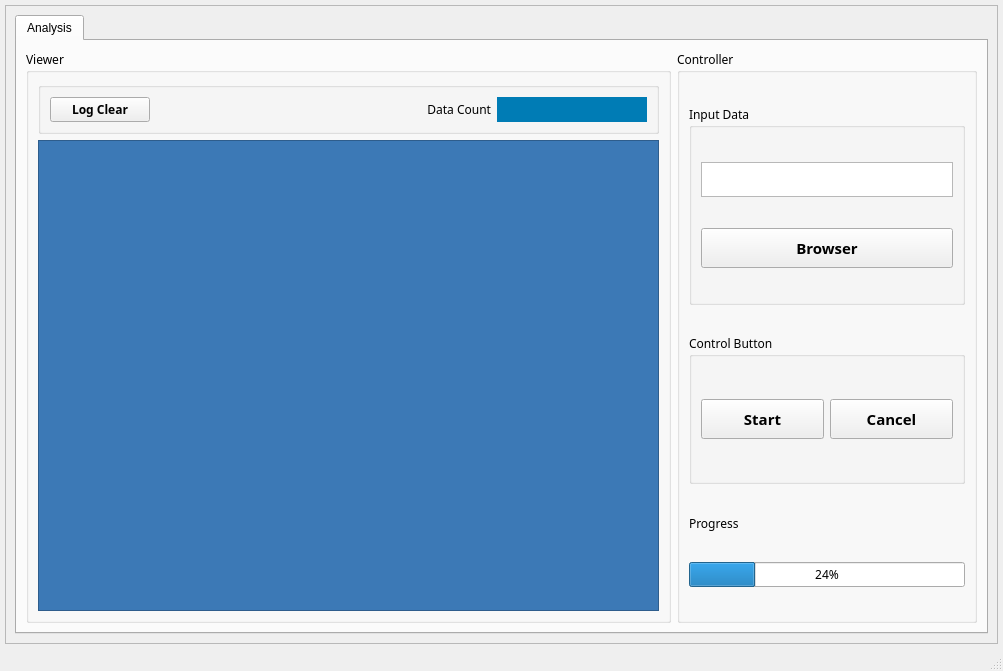
The window that docCAFormater/main_window5.ui (phou0215/myPython) describes before a commit, drawn with Qt 5.
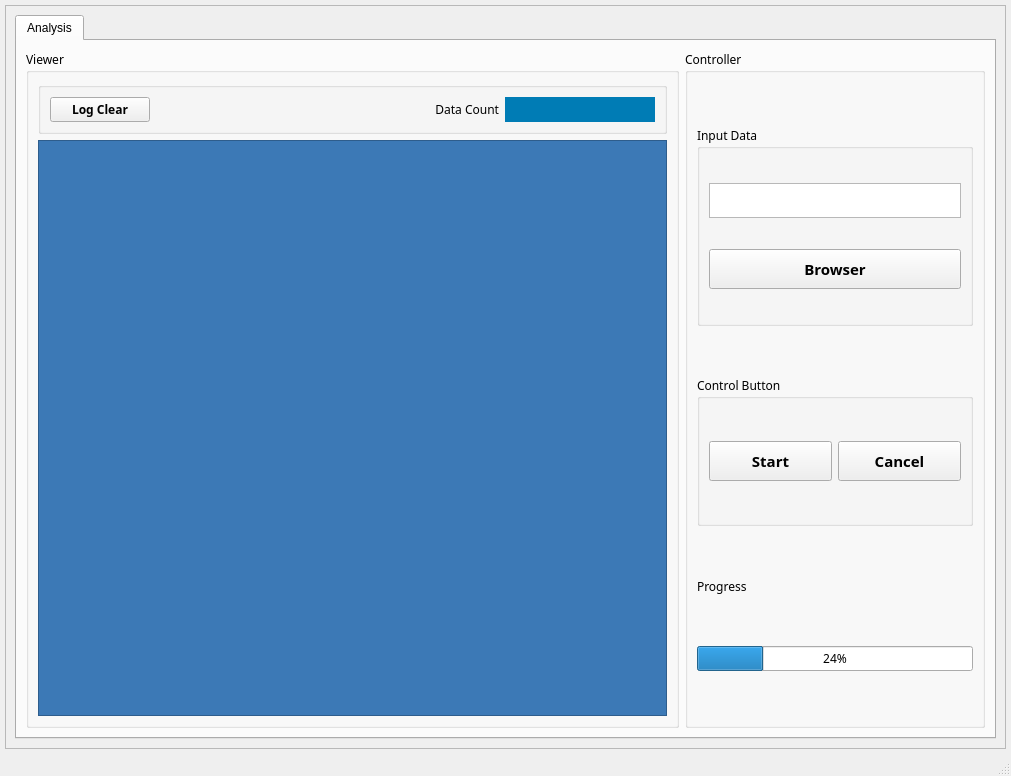
The same window after the commit. Icons and pictures are not drawn.

What changed in the file:
```diff
--- a/docCAFormater/main_window5.ui
+++ b/docCAFormater/main_window5.ui
@@ -6,8 +6,8 @@
    <rect>
     <x>0</x>
     <y>0</y>
-    <width>1003</width>
-    <height>671</height>
+    <width>1011</width>
+    <height>776</height>
    </rect>
   </property>
   <property name="windowTitle">
@@ -41,8 +41,8 @@
         <rect>
          <x>0</x>
          <y>0</y>
-         <width>974</width>
-         <height>623</height>
+         <width>999</width>
+         <height>723</height>
         </rect>
        </property>
        <layout class="QHBoxLayout" name="horizontalLayout">
```
Left out of the diff: 2 changed lines with no effect on the pictures.
